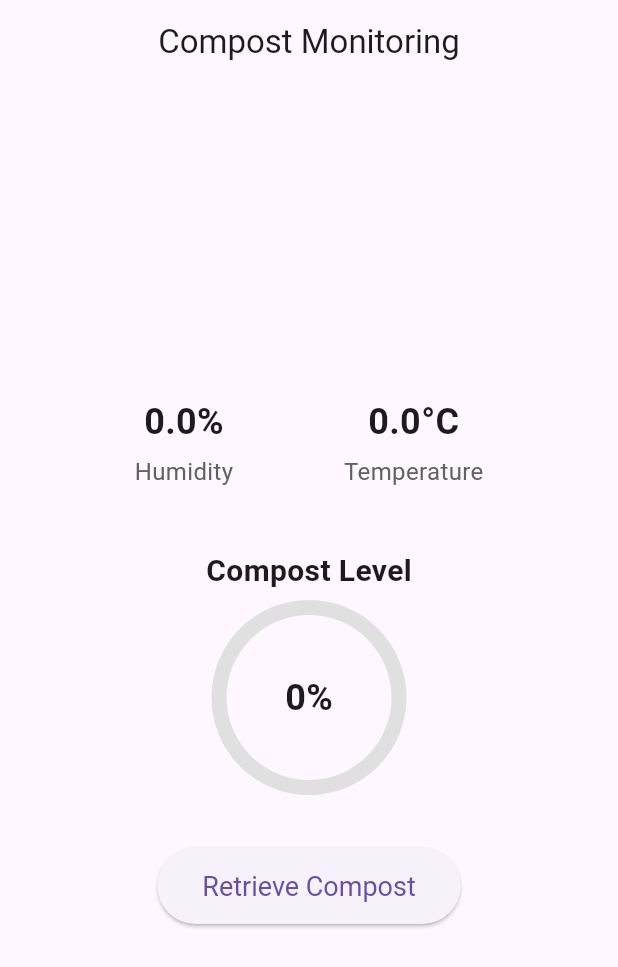
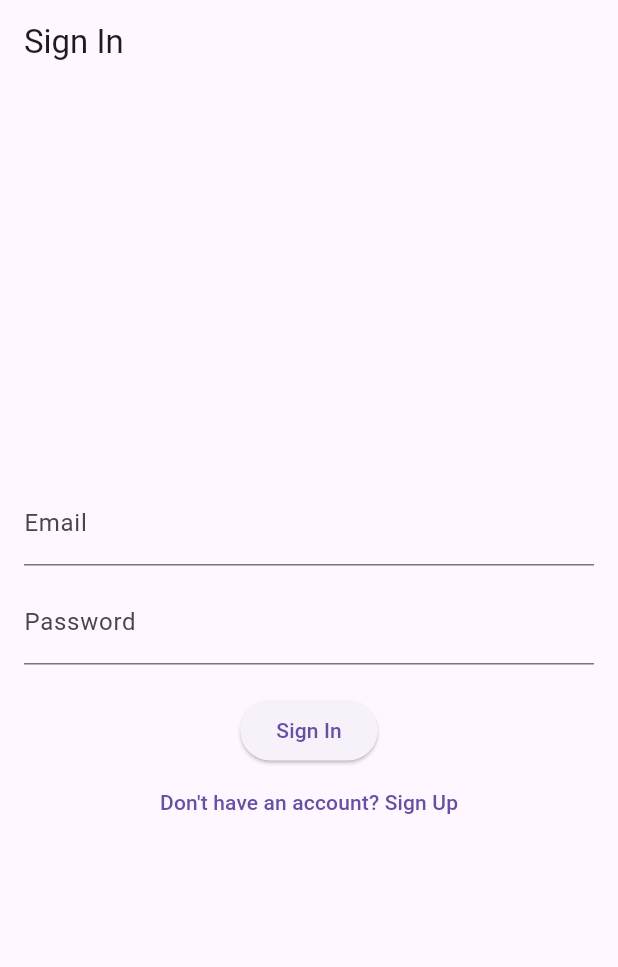
Before and after one commit to Lithirabudvin/zypher, a Flutter app: the screen it shows after launch, on a phone screen of 412 x 824 dp. Shown: the top 967 px of the screen. Run offline on Flutter 3.47's test engine with Material 3 defaults, Android fonts, the phone set to English and light mode, and no system bars; our stand-ins replace firebase_auth, firebase_core, firebase_database; accounts and stored records are empty.

Commit message:
Add compost monitor screen and authentication screens

```diff
--- a/lib/main.dart
+++ b/lib/main.dart
@@ -1,6 +1,6 @@
 import 'package:flutter/material.dart';
 import 'package:firebase_core/firebase_core.dart';
-import 'package:firebase_database/firebase_database.dart';
+import 'sign_in_screen.dart';
 
 void main() async {
   WidgetsFlutterBinding.ensureInitialized();
@@ -13,136 +13,7 @@ class MyApp extends StatelessWidget {
   Widget build(BuildContext context) {
     return MaterialApp(
       debugShowCheckedModeBanner: false,
-      home: CompostMonitorScreen(),
+      home: SignInScreen(), // Set SignInScreen as the initial screen
     );
   }
 }
-
-class CompostMonitorScreen extends StatefulWidget {
-  @override
-  CompostMonitorScreenState createState() => CompostMonitorScreenState();
-}
-
-class CompostMonitorScreenState extends State<CompostMonitorScreen> {
-  final DatabaseReference dbRef = FirebaseDatabase.instance.ref("IOT2");
-
-  double humidity = 0.0;
-  double temperature = 0.0;
-  int compostState = 0;
-  double composeLevel = 0.0;
-
-  @override
-  void initState() {
-    super.initState();
-    fetchData();
-  }
-
-  void fetchData() {
-    dbRef.child("humidity").onValue.listen((event) {
-      setState(() {
-        humidity = (event.snapshot.value as num?)?.toDouble() ?? 0.0;
-      });
-    });
-
-    dbRef.child("temperature").onValue.listen((event) {
-      setState(() {
-        temperature = (event.snapshot.value as num?)?.toDouble() ?? 0.0;
-      });
-    });
-
-    dbRef.child("compost_state").onValue.listen((event) {
-      setState(() {
-        compostState = (event.snapshot.value as int?) ?? 0;
-      });
-    });
-
-    dbRef.child("compose_level").onValue.listen((event) {
-      setState(() {
-        composeLevel = (event.snapshot.value as num?)?.toDouble() ?? 0.0;
-      });
-    });
-  }
-
-  void toggleCompost() {
-    // Toggle "compost_state" between 0 and 1
-    int newCompostState = compostState == 0 ? 1 : 0;
-    dbRef.child("compost_state").set(newCompostState);
-  }
-
-  @override
-  Widget build(BuildContext context) {
-    return Scaffold(
-      appBar: AppBar(title: Text("Compost Monitoring"), centerTitle: true),
-      body: Padding(
-        padding: EdgeInsets.all(16.0),
-        child: Column(
-          mainAxisAlignment: MainAxisAlignment.center,
-          children: [
-            // Top Row: Humidity & Temperature
-            Row(
-              mainAxisAlignment: MainAxisAlignment.spaceEvenly,
-              children: [
-                buildSensorValue("Humidity", "$humidity%"),
-                buildSensorValue("Temperature", "$temperature°C"),
-              ],
-            ),
-            SizedBox(height: 40),
-
-            // Middle Section: Compost Level
-            Column(
-              children: [
-                Text("Compost Level",
-                    style:
-                        TextStyle(fontSize: 20, fontWeight: FontWeight.bold)),
-                SizedBox(height: 10),
-                Stack(
-                  alignment: Alignment.center,
-                  children: [
-                    SizedBox(
-                      width: 120,
-                      height: 120,
-                      child: CircularProgressIndicator(
-                        value: composeLevel /
-                            100, // reflect the value of "compose_level"
-                        strokeWidth: 10,
-                        backgroundColor: Colors.grey[300],
-                        valueColor: AlwaysStoppedAnimation<Color>(Colors.green),
-                      ),
-                    ),
-                    Text("${composeLevel.toStringAsFixed(0)}%",
-                        style: TextStyle(
-                            fontSize: 24, fontWeight: FontWeight.bold)),
-                  ],
-                ),
-              ],
-            ),
-            SizedBox(height: 40),
-
-            // Button to Retrieve Compost (Toggle compost_state)
-            ElevatedButton(
-              onPressed: toggleCompost,
-              style: ElevatedButton.styleFrom(
-                padding: EdgeInsets.symmetric(horizontal: 30, vertical: 15),
-                textStyle: TextStyle(fontSize: 18),
-              ),
-              child: Text(
-                  compostState == 1 ? "Compost Retrieved" : "Retrieve Compost"),
-            ),
-          ],
-        ),
-      ),
-    );
-  }
-
-  // Widget for Humidity and Temperature Display
-  Widget buildSensorValue(String label, String value) {
-    return Column(
-      children: [
-        Text(value,
-            style: TextStyle(fontSize: 24, fontWeight: FontWeight.bold)),
-        SizedBox(height: 5),
-        Text(label, style: TextStyle(fontSize: 16, color: Colors.grey[700])),
-      ],
-    );
-  }
-}
--- /dev/null
+++ b/lib/sign_in_screen.dart
@@ -0,0 +1,73 @@
+import 'package:flutter/material.dart';
+import 'sign_up_screen.dart';
+import 'compost_monitor_screen.dart';
+import 'package:firebase_auth/firebase_auth.dart';
+
+class SignInScreen extends StatefulWidget {
+  @override
+  _SignInScreenState createState() => _SignInScreenState();
+}
+
+class _SignInScreenState extends State<SignInScreen> {
+  final TextEditingController emailController = TextEditingController();
+  final TextEditingController passwordController = TextEditingController();
+
+  void signIn() {
+    FirebaseAuth.instance
+        .signInWithEmailAndPassword(
+      email: emailController.text.trim(),
+      password: passwordController.text.trim(),
+    )
+        .then((userCredential) {
+      // Navigate to the main screen after successful sign-in
+      Navigator.pushReplacement(
+        context,
+        MaterialPageRoute(builder: (context) => CompostMonitorScreen()),
+      );
+    }).catchError((error) {
+      // Handle sign-in errors
+      ScaffoldMessenger.of(context).showSnackBar(
+        SnackBar(content: Text("Sign In Failed: ${error.toString()}")),
+      );
+    });
+  }
+
+  @override
+  Widget build(BuildContext context) {
+    return Scaffold(
+      appBar: AppBar(title: Text("Sign In")),
+      body: Padding(
+        padding: EdgeInsets.all(16.0),
+        child: Column(
+          mainAxisAlignment: MainAxisAlignment.center,
+          children: [
+            TextField(
+              controller: emailController,
+              decoration: InputDecoration(labelText: "Email"),
+            ),
+            SizedBox(height: 10),
+            TextField(
+              controller: passwordController,
+              obscureText: true,
+              decoration: InputDecoration(labelText: "Password"),
+            ),
+            SizedBox(height: 20),
+            ElevatedButton(
+              onPressed: signIn,
+              child: Text("Sign In"),
+            ),
+            TextButton(
+              onPressed: () {
+                Navigator.push(
+                  context,
+                  MaterialPageRoute(builder: (context) => SignUpScreen()),
+                );
+              },
+              child: Text("Don't have an account? Sign Up"),
+            ),
+          ],
+        ),
+      ),
+    );
+  }
+}
--- /dev/null
+++ b/lib/sign_up_screen.dart
@@ -0,0 +1,73 @@
+import 'package:flutter/material.dart';
+import 'package:firebase_auth/firebase_auth.dart';
+
+class SignUpScreen extends StatefulWidget {
+  @override
+  _SignUpScreenState createState() => _SignUpScreenState();
+}
+
+class _SignUpScreenState extends State<SignUpScreen> {
+  final TextEditingController emailController = TextEditingController();
+  final TextEditingController passwordController = TextEditingController();
+
+  void signUp() async {
+    try {
+      await FirebaseAuth.instance.createUserWithEmailAndPassword(
+        email: emailController.text.trim(),
+        password: passwordController.text.trim(),
+      );
+      // Account created successfully
+      if (mounted) {
+        // Check if the widget is still mounted
+        ScaffoldMessenger.of(context).showSnackBar(
+          SnackBar(content: Text("Account created successfully")),
+        );
+        Navigator.pop(context); // Return to the sign-in screen
+      }
+    } catch (error) {
+      // Handle sign-up errors
+      if (mounted) {
+        // Check if the widget is still mounted
+        ScaffoldMessenger.of(context).showSnackBar(
+          SnackBar(content: Text("Sign Up Failed: ${error.toString()}")),
+        );
+      }
+    }
+  }
+
+  @override
+  Widget build(BuildContext context) {
+    return Scaffold(
+      appBar: AppBar(title: Text("Sign Up")),
+      body: Padding(
+        padding: EdgeInsets.all(16.0),
+        child: Column(
+          mainAxisAlignment: MainAxisAlignment.center,
+          children: [
+            TextField(
+              controller: emailController,
+              decoration: InputDecoration(labelText: "Email"),
+            ),
+            SizedBox(height: 10),
+            TextField(
+              controller: passwordController,
+              obscureText: true,
+              decoration: InputDecoration(labelText: "Password"),
+            ),
+            SizedBox(height: 20),
+            ElevatedButton(
+              onPressed: signUp,
+              child: Text("Sign Up"),
+            ),
+            TextButton(
+              onPressed: () {
+                Navigator.pop(context); // Return to the sign-in screen
+              },
+              child: Text("Already have an account? Sign In"),
+            ),
+          ],
+        ),
+      ),
+    );
+  }
+}
```
Also changed, not shown: lib/compost_monitor_screen.dart (added, +148 -0 lines).
